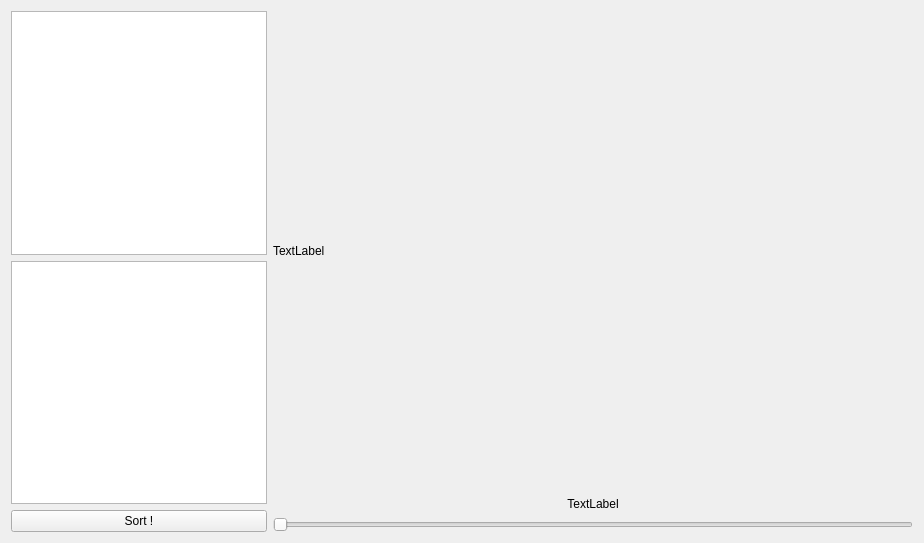
Before: the Qt Designer form tab_sorting.ui in HugoTLR/Algorithm, drawn with Qt 5.
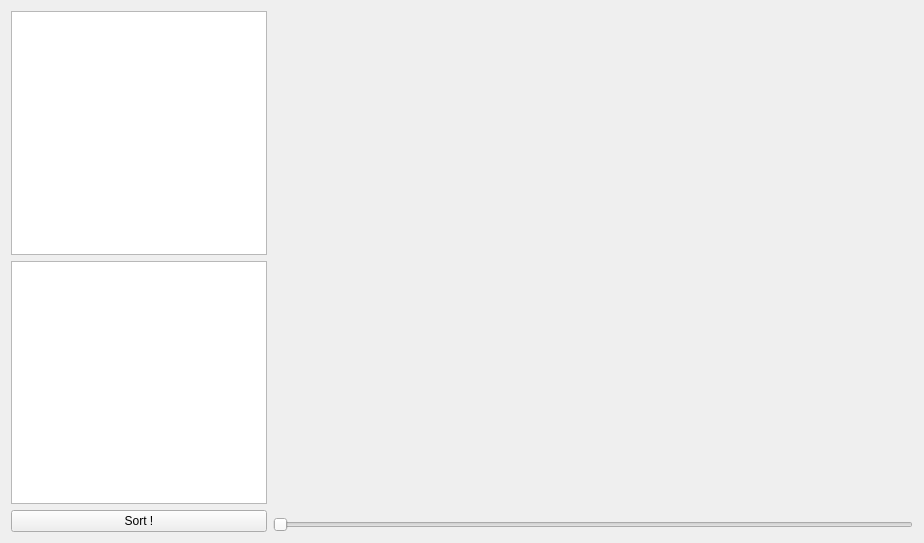
After: the same form once the commit is applied.

Patch:
```diff
--- a/tab_sorting.ui
+++ b/tab_sorting.ui
@@ -85,7 +85,7 @@
           </size>
          </property>
          <property name="text">
-          <string>TextLabel</string>
+          <string/>
          </property>
         </widget>
        </item>
@@ -100,7 +100,7 @@
             </sizepolicy>
            </property>
            <property name="text">
-            <string>TextLabel</string>
+            <string/>
            </property>
            <property name="alignment">
             <set>Qt::AlignCenter</set>
```
